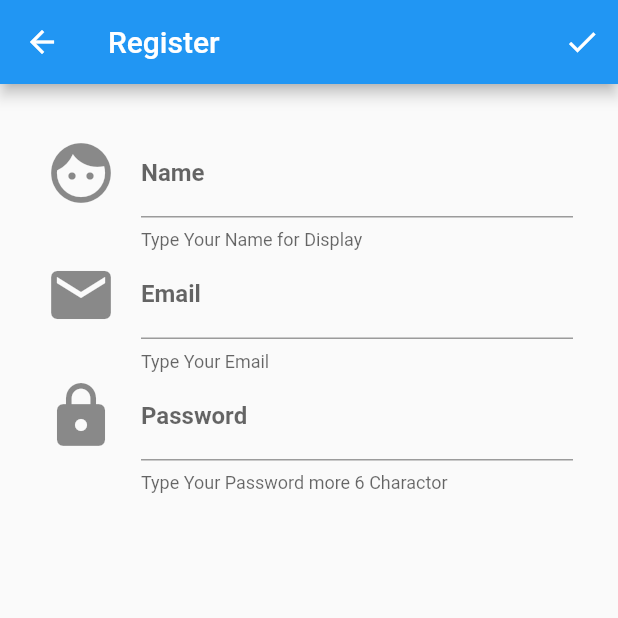
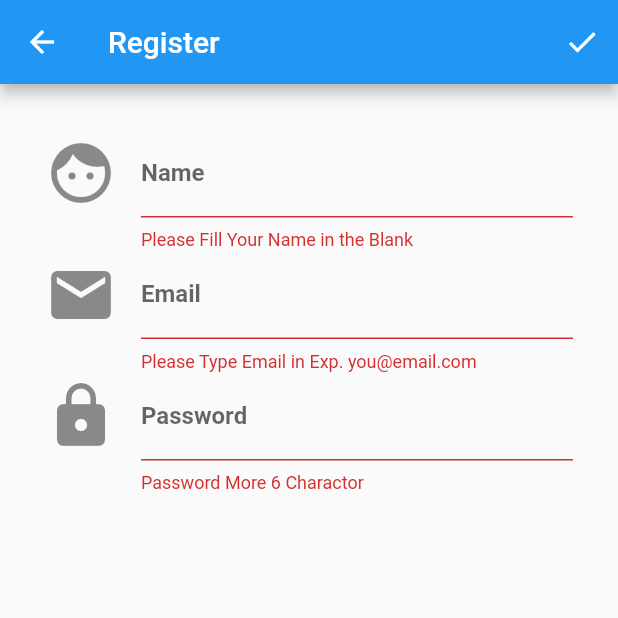
Before and after one commit to jiramateGitHub/Flutter-Training, a Flutter app: the Register screen opened directly, after a tap on the "done" icon, on a phone screen of 412 x 824 dp, the top half of it. Run offline on Flutter 3.47's test engine with Material 2 defaults, Android fonts, the light colour scheme and no system bars.

Commit message:
update validate register page

```diff
--- a/lib/register.dart
+++ b/lib/register.dart
@@ -7,6 +7,7 @@ class Register extends StatefulWidget {
 
 class _RegisterState extends State<Register> {
   // Explicit
+  final formKey = GlobalKey<FormState>();
 
   // Method
   Widget registerButton() {
@@ -14,6 +15,9 @@ class _RegisterState extends State<Register> {
       icon: Icon(Icons.done),
       onPressed: () {
         print("click register");
+        if (formKey.currentState.validate()) {
+          formKey.currentState.save();
+        }
       },
     );
   }
@@ -30,6 +34,13 @@ class _RegisterState extends State<Register> {
             fontWeight: FontWeight.bold,
           ),
           helperText: 'Type Your Name for Display'),
+      validator: (String value) {
+        if (value.isEmpty) {
+          return 'Please Fill Your Name in the Blank';
+        } else {
+          return null;
+        }
+      },
     );
   }
 
@@ -46,6 +57,13 @@ class _RegisterState extends State<Register> {
             fontWeight: FontWeight.bold,
           ),
           helperText: 'Type Your Email'),
+      validator: (String value) {
+        if (!( (value.contains('@')) && (value.contains('.')) )) {
+          return 'Please Type Email in Exp. you@email.com';
+        } else {
+          return null;
+        }
+      },
     );
   }
 
@@ -62,6 +80,13 @@ class _RegisterState extends State<Register> {
             fontWeight: FontWeight.bold,
           ),
           helperText: 'Type Your Password more 6 Charactor'),
+      validator: (String value) {
+        if (value.length <= 6) {
+          return 'Password More 6 Charactor';
+        } else {
+          return null;
+        }
+      },
     );
   }
 
@@ -72,7 +97,9 @@ class _RegisterState extends State<Register> {
         title: Text('Register'),
         actions: <Widget>[registerButton()],
       ),
-      body: ListView(
+      body: Form(
+        key: formKey,
+        child: ListView(
           padding: EdgeInsets.all(30.0),
           children: <Widget>[
             nameText(),
@@ -80,6 +107,7 @@ class _RegisterState extends State<Register> {
             passwordText(),
           ],
         ),
+      ),
     );
   }
 }
```
Lines whose indentation alone changed are shown as unchanged.
